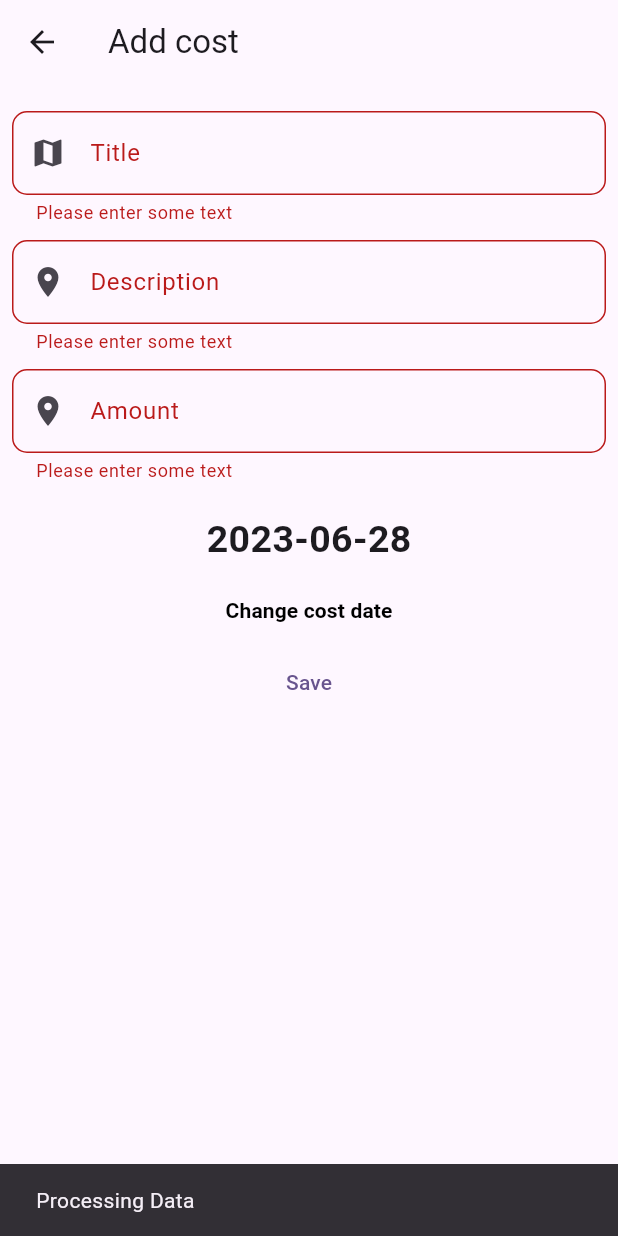
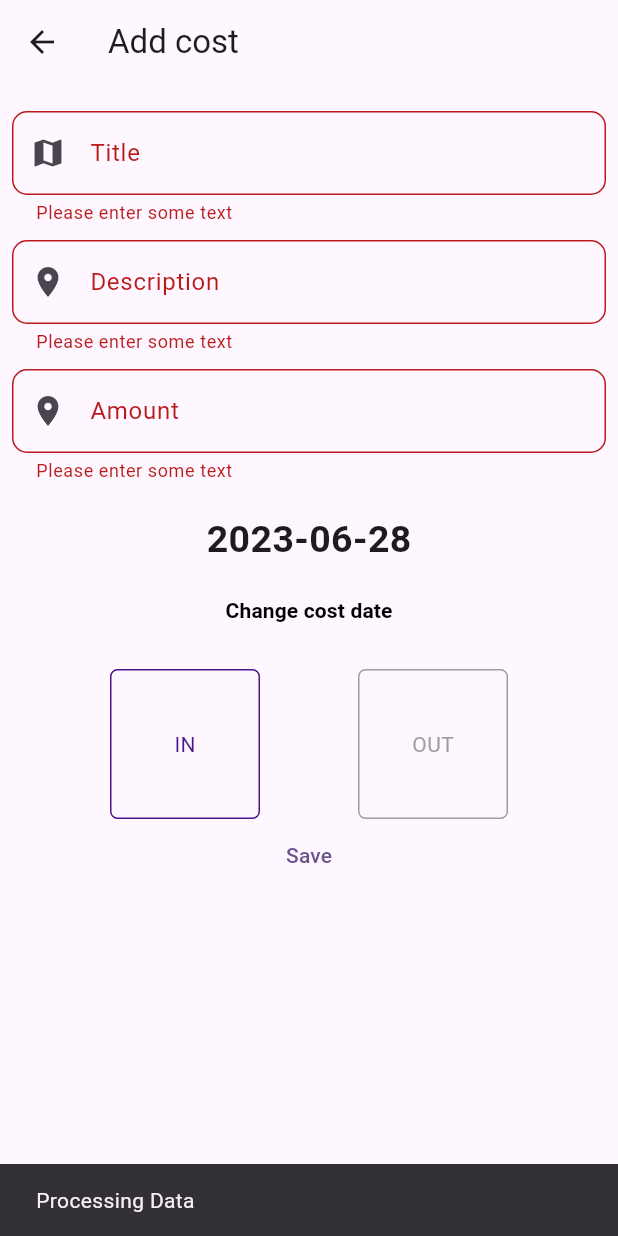
Before and after one commit to NMZ-TripleS/mssm-driver-module, a Flutter app: the EditCost screen opened directly, after a tap on "Save", on a phone screen of 412 x 824 dp. Run offline on Flutter 3.47's test engine with Material 2 defaults, Android fonts, the phone set to English and light mode, and no system bars; our stand-ins replace sqflite; accounts and stored records are empty.

Commit message:
Add cost feature

```diff
--- a/lib/database/helper.dart
+++ b/lib/database/helper.dart
@@ -129,4 +129,9 @@ class PersonDatabaseProvider {
     final db = await database;
     db.delete("ways");
   }
+
+  deleteAllCosts() async {
+    final db = await database;
+    db.delete("costs");
+  }
 }
--- a/lib/pages/way_cost/edit_way_cost.dart
+++ b/lib/pages/way_cost/edit_way_cost.dart
@@ -2,6 +2,7 @@ import 'package:flutter/material.dart';
 import 'package:intl/intl.dart';
 import 'package:mssm_driver_app/database/helper.dart';
 import 'package:mssm_driver_app/database/models/models.dart';
+import 'package:mssm_driver_app/pages/way_cost/income_outcome.dart';
 
 class EditCost extends StatefulWidget {
   final bool edit;
@@ -19,6 +20,9 @@ class _EditWayState extends State<EditCost> {
   TextEditingController descriptionEditingController = TextEditingController();
   TextEditingController amountEditingController = TextEditingController();
   final _formKey = GlobalKey<FormState>();
+  bool inOrOut = true;
+  String wayId = "0";
+  final Future<List<Way>> _ways = PersonDatabaseProvider.db.ways();
   DateTime selectedDate = DateTime.now();
   bool _decideWhichDayToEnable(DateTime day) {
     if ((day.isAfter(DateTime.now().subtract(const Duration(days: 10))) &&
@@ -50,10 +54,24 @@ class _EditWayState extends State<EditCost> {
   void initState() {
     super.initState();
     if (widget.edit == true) {
-      selectedDate = DateTime.parse(widget.cost.date);
+      selectedDate = DateFormat("y-M-d").parse(widget.cost.date);
       titleEditingController.text = widget.cost.title;
+      amountEditingController.text = widget.cost.amount;
+      wayId = widget.cost.wayId;
+      inOrOut = widget.cost.costType == CostType.income;
       descriptionEditingController.text = widget.cost.description;
+    } else {
+      _ways.then(
+          (value) => {if (value.isNotEmpty) wayId = value.first.id.toString()});
     }
+  }
+
+  void onChanged(String? dropDownValue) {
+    if (dropDownValue == null) return;
+    String id = dropDownValue.split("-")[0];
+    setState(() {
+      wayId = id;
+    });
   }
 
   @override
@@ -99,6 +117,41 @@ class _EditWayState extends State<EditCost> {
                           color: Colors.black, fontWeight: FontWeight.bold),
                     ),
                   ),
+                  FutureBuilder<List<Way>>(
+                    future: _ways,
+                    builder: (BuildContext context,
+                        AsyncSnapshot<List<Way>> snapshot) {
+                      if (snapshot.hasData) {
+                        List<Way> ways = snapshot.data!;
+                        if (ways.isEmpty) return const SizedBox();
+                        List<String> wayStrings = ways
+                            .map((way) => "${way.id}- ${way.from} => ${way.to}")
+                            .toList();
+                        return DropdownButtonExample(
+                          list: wayStrings,
+                          onChanged: onChanged,
+                        );
+                      } else {
+                        return const Center(child: CircularProgressIndicator());
+                      }
+                    },
+                  ),
+                  const SizedBox(
+                    height: 15.0,
+                  ),
+                  Row(
+                    mainAxisAlignment: MainAxisAlignment.spaceEvenly,
+                    children: [
+                      IOBaseWidget(
+                          title: "IN",
+                          selected: inOrOut,
+                          onClick: () => setState(() => inOrOut = !inOrOut)),
+                      IOBaseWidget(
+                          title: "OUT",
+                          selected: !inOrOut,
+                          onClick: () => setState(() => inOrOut = !inOrOut))
+                    ],
+                  ),
                   TextButton(
                     child: const Text(
                       "Save",
@@ -114,8 +167,9 @@ class _EditWayState extends State<EditCost> {
                             description: descriptionEditingController.text,
                             date: DateFormat('y-M-d').format(selectedDate),
                             id: widget.cost.id,
-                            costType: CostType.income,
-                            wayId: "1",
+                            costType:
+                                inOrOut ? CostType.income : CostType.outcome,
+                            wayId: wayId,
                             amount: amountEditingController.text));
                         Navigator.pop(context);
                       } else {
@@ -124,9 +178,9 @@ class _EditWayState extends State<EditCost> {
                             title: titleEditingController.text,
                             description: descriptionEditingController.text,
                             date: DateFormat('y-M-d').format(selectedDate),
-                            id: widget.cost.id,
-                            costType: CostType.income,
-                            wayId: "1",
+                            costType:
+                                inOrOut ? CostType.income : CostType.outcome,
+                            wayId: wayId,
                             amount: amountEditingController.text));
                         if (!mounted) return;
                         Navigator.pop(context);
@@ -165,3 +219,40 @@ class _EditWayState extends State<EditCost> {
     );
   }
 }
+
+class DropdownButtonExample extends StatefulWidget {
+  const DropdownButtonExample(
+      {super.key, required this.list, required this.onChanged});
+  final List<String> list;
+  final void Function(String?)? onChanged;
+  @override
+  State<DropdownButtonExample> createState() => _DropdownButtonExampleState();
+}
+
+class _DropdownButtonExampleState extends State<DropdownButtonExample> {
+  @override
+  Widget build(BuildContext context) {
+    String dropdownValue = widget.list.first;
+    return DecoratedBox(
+        decoration: BoxDecoration(
+          border: Border.all(color: Colors.black),
+          borderRadius: BorderRadius.circular(5),
+        ),
+        child: Padding(
+            padding: const EdgeInsets.only(left: 30, right: 30),
+            child: DropdownButton(
+              value: dropdownValue,
+              items: widget.list.map<DropdownMenuItem<String>>((String value) {
+                return DropdownMenuItem<String>(
+                  value: value,
+                  child: Text(value),
+                );
+              }).toList(),
+              onChanged: widget.onChanged,
+              isExpanded: true, //make true to take width of parent widget
+              underline: Container(), //empty line
+              style: const TextStyle(
+                  fontSize: 18, color: Colors.black), //Icon color
+            )));
+  }
+}
--- /dev/null
+++ b/lib/pages/way_cost/income_outcome.dart
@@ -0,0 +1,33 @@
+import 'package:flutter/material.dart';
+
+class IOBaseWidget extends StatelessWidget {
+  const IOBaseWidget(
+      {super.key,
+      required this.title,
+      required this.selected,
+      required this.onClick});
+  final String title;
+  final void Function()? onClick;
+  final bool selected;
+  @override
+  Widget build(BuildContext context) {
+    return InkWell(
+      onTap: onClick,
+      child: Container(
+        width: 100,
+        height: 100,
+        decoration: BoxDecoration(
+            border:
+                Border.all(color: selected ? Colors.purple[900]! : Colors.grey),
+            borderRadius: BorderRadius.circular(5)),
+        child: Center(
+          child: Text(
+            title,
+            style:
+                TextStyle(color: selected ? Colors.purple[900]! : Colors.grey),
+          ),
+        ),
+      ),
+    );
+  }
+}
```
Also changed, not shown: lib/pages/way_cost/way_cost.dart (+15 -15 lines).
